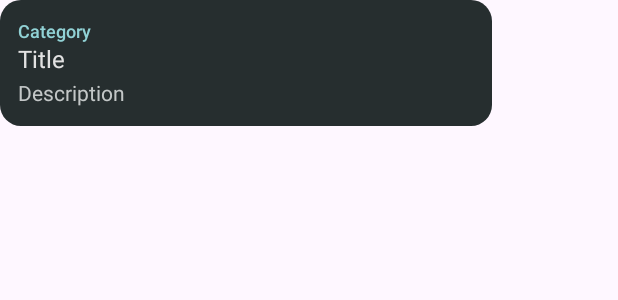
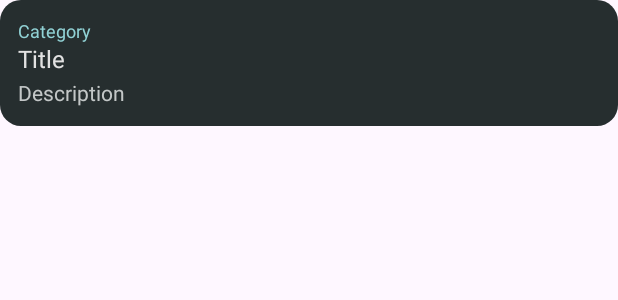
Before and after one commit to nastyasteshchenko/android-application-development, an Android app: the layout item_banner.xml on its own in the app's theme, with its tools: preview values and no code run, on a phone screen of 412 x 824 dp. Shown: the top 300 px of the screen. Run offline under Robolectric (Android 15) with nearby library versions, the phone set to English and light mode, and no system bars; plain views replace SimpleDraweeView; Roboto replaces fonts that are not available here.

Commit message:
updated layouts

```diff
--- a/recycler-view/app/src/main/res/layout/item_banner.xml
+++ b/recycler-view/app/src/main/res/layout/item_banner.xml
@@ -1,5 +1,5 @@
 <LinearLayout xmlns:android="http://schemas.android.com/apk/res/android"
-    android:layout_width="328dp"
+    android:layout_width="match_parent"
     android:layout_height="84dp"
     xmlns:app="http://schemas.android.com/apk/res-auto"
     android:background="@drawable/rounded_background"
@@ -14,17 +14,16 @@
         android:orientation="vertical">
 
         <TextView
-            android:id="@+id/category"
+            android:id="@+id/bannerCategory"
             android:layout_width="188dp"
             android:layout_height="16dp"
             android:fontFamily="@font/roboto_medium"
             android:text="@string/category"
             android:textColor="#91D2D5"
-            android:textSize="12sp"
-            android:textFontWeight="500"/>
+            android:textSize="12sp"/>
 
         <TextView
-            android:id="@+id/title"
+            android:id="@+id/bannerTitle"
             android:layout_width="188dp"
             android:layout_height="24dp"
             android:fontFamily="@font/roboto_medium"
@@ -33,7 +32,7 @@
             android:textSize="16sp" />
 
         <TextView
-            android:id="@+id/description"
+            android:id="@+id/bannerDescription"
             android:layout_width="188dp"
             android:layout_height="20dp"
             android:fontFamily="@font/roboto_medium"
@@ -44,7 +43,7 @@
 
 
     <com.facebook.drawee.view.SimpleDraweeView
-        android:id="@+id/imageView"
+        android:id="@+id/bannerImage"
         android:layout_width="96dp"
         android:layout_height="56dp"
         app:roundedCornerRadius="8dp"/>
--- a/recycler-view/app/src/main/res/layout/item_song.xml
+++ b/recycler-view/app/src/main/res/layout/item_song.xml
@@ -1,14 +1,14 @@
 <LinearLayout xmlns:android="http://schemas.android.com/apk/res/android"
     xmlns:app="http://schemas.android.com/apk/res-auto"
-    android:layout_width="328dp"
+    android:layout_width="match_parent"
     android:layout_height="72dp"
     android:background="@drawable/rounded_background"
     android:gravity="center_vertical"
     android:orientation="horizontal"
-    android:padding="12dp">>
+    android:padding="12dp">
 
     <com.facebook.drawee.view.SimpleDraweeView
-        android:id="@+id/imageView"
+        android:id="@+id/songImage"
         android:layout_width="48dp"
         android:layout_height="48dp"
         android:layout_marginEnd="16dp"
```
Also changed, not shown: recycler-view/app/src/main/res/layout/activity_main.xml (+11 -9 lines).
